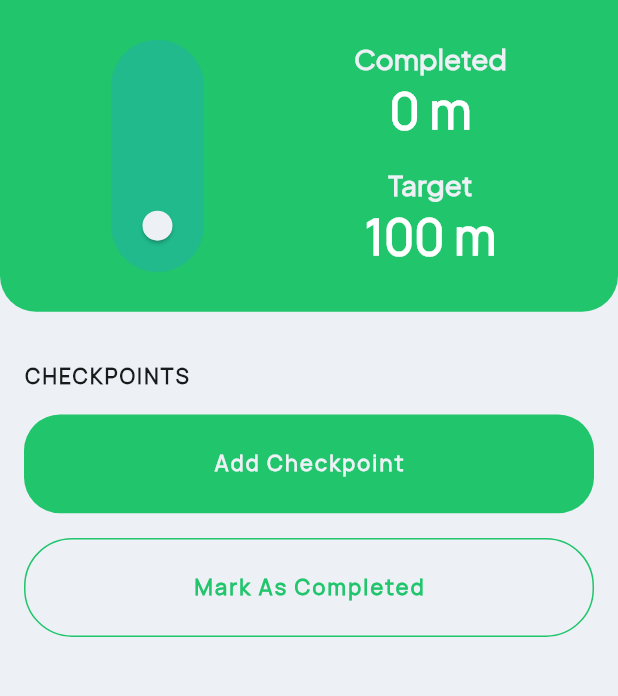
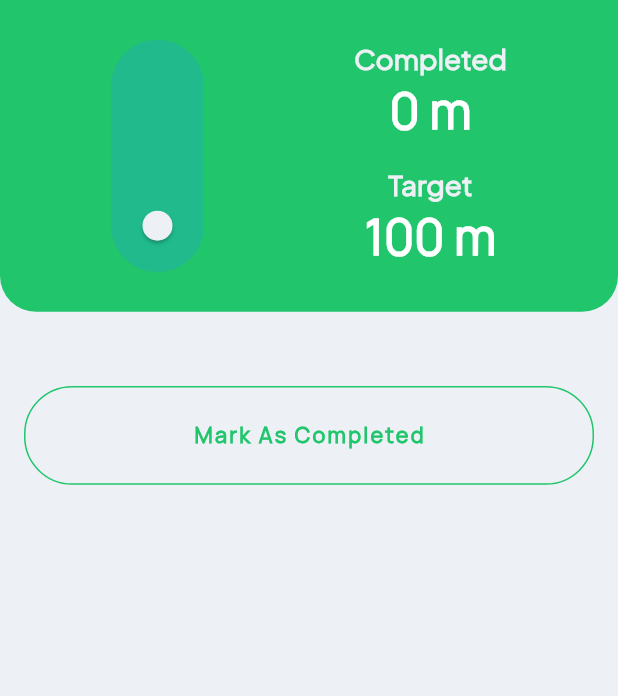
Before and after one commit to devOmedia/distance-tracker-, a Flutter app: the CheckPointScreen screen opened directly, on a phone screen of 412 x 824 dp, the part 123-819 px from its top. Run offline on Flutter 3.47's test engine with Material 2 defaults, Android fonts, the phone set to English and light mode, and no system bars; our stand-ins replace cloud_firestore, firebase_core, flutter_riverpod, flutter_svg; accounts and stored records are empty.

Commit message:
removed check point

```diff
--- a/lib/view/screens/checkpoint_screen.dart
+++ b/lib/view/screens/checkpoint_screen.dart
@@ -4,7 +4,6 @@ import 'package:walkmate/controller/providers/target_provider.dart';
 import 'package:walkmate/controller/providers/theme_provider.dart';
 import 'package:walkmate/model/constants/constants.dart';
 import 'package:walkmate/view/widgets/custom_app_bar.dart';
-import 'package:walkmate/view/widgets/custom_button.dart';
 import 'package:walkmate/view/widgets/sliderVerticalWidget.dart';
 
 class CheckPointScreen extends ConsumerStatefulWidget {
@@ -98,34 +97,38 @@ class _CheckPointScreenState extends ConsumerState<CheckPointScreen> {
                 crossAxisAlignment: CrossAxisAlignment.start,
                 children: [
                   SizedBox(height: size.height * 0.04),
-                  Text(
-                    "Checkpoints".toUpperCase(),
-                    style: Kconst!.subHeader.copyWith(
-                      letterSpacing: 1.5,
-                      color:
-                          themePro.isDarkMode ? Kconst.offWhite : Kconst.black,
-                    ),
-                  ),
+                  // Text(
+                  //   "Checkpoints".toUpperCase(),
+                  //   style: Kconst!.subHeader.copyWith(
+                  //     letterSpacing: 1.5,
+                  //     color:
+                  //         themePro.isDarkMode ? Kconst.offWhite : Kconst.black,
+                  //   ),
+                  // ),
                   //========================================>>> checkpoint
-                  ListView.builder(
-                      itemCount: ref.watch(targetProvider).checkPoints.length,
-                      shrinkWrap: true,
-                      itemBuilder: (context, index) {
-                        return ListTile(
-                          leading: Icon(
-                            Icons.flag,
-                            color: Kconst.green,
-                          ),
-                        );
-                      }),
-                  SizedBox(height: size.height * 0.02),
-                  CustomButtonWidget(
-                    size: size,
-                    onPressed: () {
-                      ref.read(targetProvider).addCheckPint(1);
-                    },
-                    title: "Add Checkpoint",
-                  ),
+                  // ListView.builder(
+                  //     itemCount: ref.watch(targetProvider).checkPoints.length,
+                  //     shrinkWrap: true,
+                  //     itemBuilder: (context, index) {
+                  //       return ListTile(
+                  //         leading: Icon(
+                  //           Icons.flag,
+                  //           color: Kconst.green,
+                  //         ),
+                  //         title: Text(ref
+                  //             .watch(targetProvider)
+                  //             .checkPoints[index]
+                  //             .toString()),
+                  //       );
+                  //     }),
+                  // SizedBox(height: size.height * 0.02),
+                  // CustomButtonWidget(
+                  //   size: size,
+                  //   onPressed: () {
+                  //     ref.read(targetProvider).addCheckPint(1);
+                  //   },
+                  //   title: "Add Checkpoint",
+                  // ),
                   //=======================================>>> mark as completed button.
                   SizedBox(height: size.height * 0.02),
                   Container(
@@ -133,7 +136,7 @@ class _CheckPointScreenState extends ConsumerState<CheckPointScreen> {
                     width: size.width - 32,
                     decoration: BoxDecoration(
                       borderRadius: BorderRadius.circular(32),
-                      border: Border.all(color: Kconst.green),
+                      border: Border.all(color: Kconst!.green),
                     ),
                     child: Center(
                       child: Text(
```
